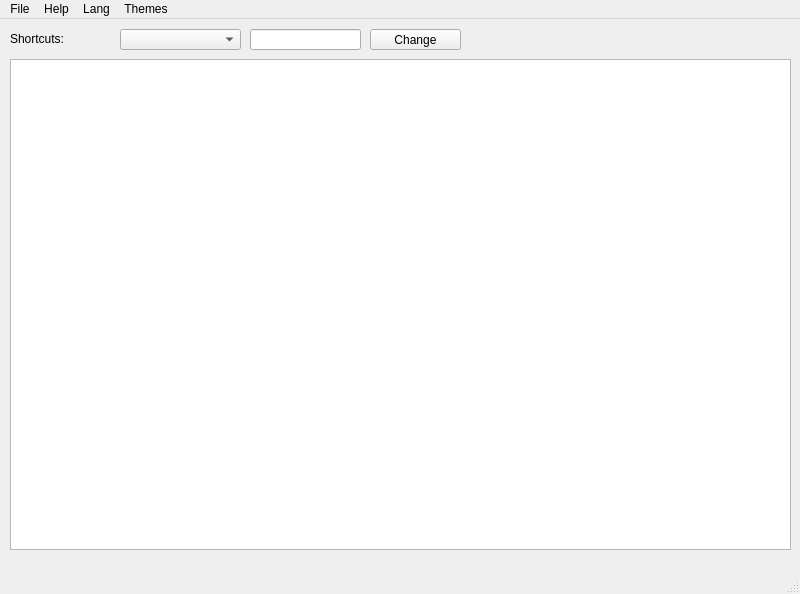
Qt form Text_editor/mainwindow.ui (arturdesign1984/GB_DEVELOPMENT_OF_PROGRAMS_WITH_A_GRAPHICAL_INTERFACE_IN_C-) before a commit.
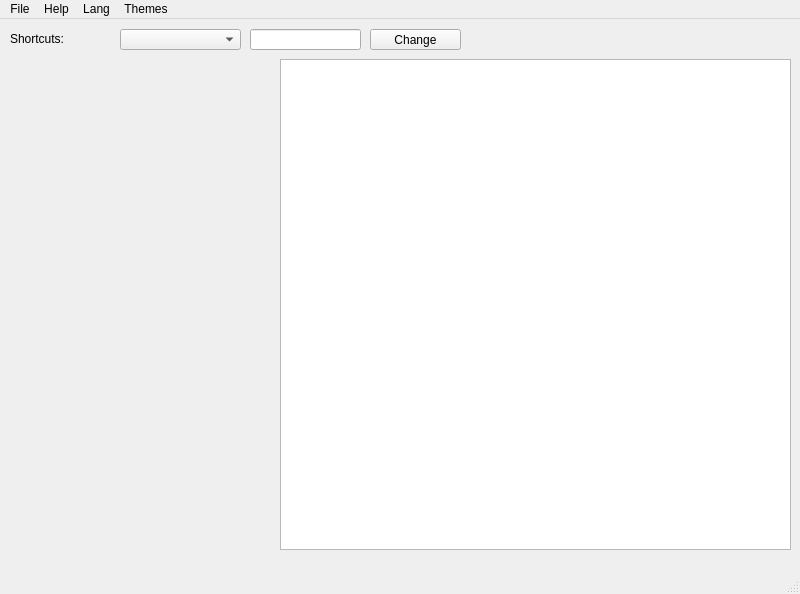
The same form after that commit.

Diff of the .ui file:
```diff
--- a/Text_editor/mainwindow.ui
+++ b/Text_editor/mainwindow.ui
@@ -17,9 +17,9 @@
    <widget class="QTextEdit" name="textEdit">
     <property name="geometry">
      <rect>
-      <x>10</x>
+      <x>280</x>
       <y>40</y>
-      <width>781</width>
+      <width>511</width>
       <height>491</height>
      </rect>
     </property>
@@ -70,6 +70,19 @@
      <string>Shortcuts:</string>
     </property>
    </widget>
+   <widget class="QWidget" name="widget" native="true">
+    <property name="geometry">
+     <rect>
+      <x>0</x>
+      <y>30</y>
+      <width>271</width>
+      <height>501</height>
+     </rect>
+    </property>
+    <property name="toolTipDuration">
+     <number>-1</number>
+    </property>
+   </widget>
   </widget>
   <widget class="QMenuBar" name="menuBar">
    <property name="geometry">
```
